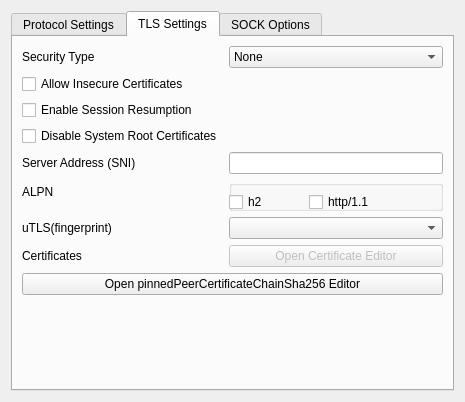
Qt form src/ui/widgets/widgets/StreamSettingsWidget.ui (iRhonin/Qv2ray) before a commit.
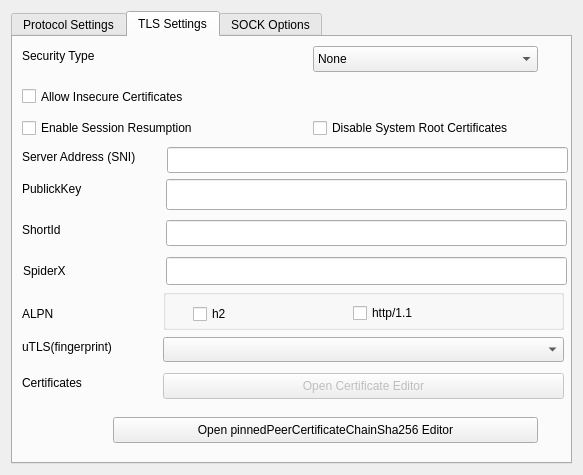
The same form after that commit.

What changed in the file:
```diff
--- a/src/ui/widgets/widgets/StreamSettingsWidget.ui
+++ b/src/ui/widgets/widgets/StreamSettingsWidget.ui
@@ -6,16 +6,22 @@
    <rect>
     <x>0</x>
     <y>0</y>
-    <width>465</width>
-    <height>402</height>
+    <width>583</width>
+    <height>475</height>
    </rect>
   </property>
   <property name="windowTitle">
    <string>Stream Settings Widget</string>
   </property>
   <layout class="QGridLayout" name="gridLayout">
-   <item row="0" column="1">
+   <item row="0" column="0">
     <widget class="QTabWidget" name="tabWidget">
+     <property name="sizePolicy">
+      <sizepolicy hsizetype="Expanding" vsizetype="Expanding">
+       <horstretch>2</horstretch>
+       <verstretch>2</verstretch>
+      </sizepolicy>
+     </property>
      <property name="currentIndex">
       <number>1</number>
      </property>
@@ -852,16 +858,28 @@
       <attribute name="title">
        <string>TLS Settings</string>
       </attribute>
-      <layout class="QFormLayout" name="formLayout">
-       <item row="0" column="0">
         <widget class="QLabel" name="label_21">
+       <property name="geometry">
+        <rect>
+         <x>9</x>
+         <y>9</y>
+         <width>82</width>
+         <height>20</height>
+        </rect>
+       </property>
          <property name="text">
           <string>Security Type</string>
          </property>
         </widget>
-       </item>
-       <item row="0" column="1">
         <widget class="QComboBox" name="securityTypeCB">
+       <property name="geometry">
+        <rect>
+         <x>300</x>
+         <y>9</y>
+         <width>225</width>
+         <height>26</height>
+        </rect>
+       </property>
          <item>
           <property name="text">
            <string notr="true">None</string>
@@ -878,9 +896,15 @@
           </property>
          </item>
         </widget>
-       </item>
-       <item row="2" column="0">
         <widget class="QCheckBox" name="allowInsecureCB">
+       <property name="geometry">
+        <rect>
+         <x>9</x>
+         <y>47</y>
+         <width>186</width>
+         <height>25</height>
+        </rect>
+       </property>
          <property name="toolTip">
           <string>AllowInsecure is insecure, do not allow insecure.</string>
          </property>
@@ -891,9 +915,15 @@
           <bool>false</bool>
          </property>
         </widget>
-       </item>
-       <item row="3" column="0">
         <widget class="QCheckBox" name="enableSessionResumptionCB">
+       <property name="geometry">
+        <rect>
+         <x>9</x>
+         <y>78</y>
+         <width>194</width>
+         <height>26</height>
+        </rect>
+       </property>
          <property name="text">
           <string>Enable Session Resumption</string>
          </property>
@@ -901,79 +931,31 @@
           <bool>false</bool>
          </property>
         </widget>
-       </item>
-       <item row="4" column="0">
-        <widget class="QCheckBox" name="disableSystemRoot">
-         <property name="text">
-          <string>Disable System Root Certificates</string>
-         </property>
-        </widget>
-       </item>
-       <item row="15" column="0" colspan="2">
         <widget class="QPushButton" name="pinnedPeerCertificateChainSha256Btn">
+       <property name="geometry">
+        <rect>
+         <x>100</x>
+         <y>380</y>
+         <width>425</width>
+         <height>26</height>
+        </rect>
+       </property>
          <property name="text">
           <string>Open pinnedPeerCertificateChainSha256 Editor</string>
          </property>
         </widget>
-       </item>
-       <item row="6" column="1">
-        <widget class="QLineEdit" name="serverNameTxt"/>
-       </item>
-       <item row="6" column="0">
-        <widget class="QLabel" name="label_6">
-         <property name="text">
-          <string>Server Address (SNI)</string>
-         </property>
-        </widget>
-       </item>
-       <item row="8" column="0">
-        <widget class="QLabel" name="label_14">
-         <property name="text">
-          <string>ALPN</string>
-         </property>
-        </widget>
-       </item>
-       <item row="10" column="1">
-        <widget class="QComboBox" name="fingerprintCB">
-         <item>
-          <property name="text">
-           <string/>
-          </property>
-         </item>
-         <item>
-          <property name="text">
-           <string>chrome</string>
-          </property>
-         </item>
-         <item>
-          <property name="text">
-           <string>firefox</string>
-          </property>
-         </item>
-         <item>
-          <property name="text">
-           <string>safari</string>
-          </property>
-         </item>
-         <item>
-          <property name="text">
-           <string>randomized</string>
-          </property>
-         </item>
-        </widget>
-       </item>
-       <item row="10" column="0">
-        <widget class="QLabel" name="label_34">
-         <property name="text">
-          <string>uTLS(fingerprint)</string>
-         </property>
-        </widget>
-       </item>
-       <item row="12" column="1">
         <widget class="QPushButton" name="openCertEditorBtn">
          <property name="enabled">
           <bool>false</bool>
          </property>
+       <property name="geometry">
+        <rect>
+         <x>150</x>
+         <y>336</y>
+         <width>401</width>
+         <height>26</height>
+        </rect>
+       </property>
          <property name="toolTip">
           <string notr="true">Not Implemented</string>
          </property>
@@ -981,16 +963,187 @@
           <string>Open Certificate Editor</string>
          </property>
         </widget>
-       </item>
-       <item row="12" column="0">
         <widget class="QLabel" name="label_9">
+       <property name="geometry">
+        <rect>
+         <x>9</x>
+         <y>336</y>
+         <width>69</width>
+         <height>20</height>
+        </rect>
+       </property>
          <property name="text">
           <string>Certificates</string>
          </property>
         </widget>
+      <widget class="QCheckBox" name="disableSystemRoot">
+       <property name="geometry">
+        <rect>
+         <x>300</x>
+         <y>78</y>
+         <width>221</width>
+         <height>26</height>
+        </rect>
+       </property>
+       <property name="text">
+        <string>Disable System Root Certificates</string>
+       </property>
+      </widget>
+      <widget class="QLabel" name="label_34">
+       <property name="geometry">
+        <rect>
+         <x>9</x>
+         <y>300</y>
+         <width>104</width>
+         <height>20</height>
+        </rect>
+       </property>
+       <property name="text">
+        <string>uTLS(fingerprint)</string>
+       </property>
+      </widget>
+      <widget class="QComboBox" name="fingerprintCB">
+       <property name="geometry">
+        <rect>
+         <x>150</x>
+         <y>300</y>
+         <width>401</width>
+         <height>25</height>
+        </rect>
+       </property>
+       <item>
+        <property name="text">
+         <string/>
+        </property>
        </item>
-       <item row="8" column="1">
+       <item>
+        <property name="text">
+         <string>chrome</string>
+        </property>
+       </item>
+       <item>
+        <property name="text">
+         <string>firefox</string>
+        </property>
+       </item>
+       <item>
+        <property name="text">
+         <string>safari</string>
+        </property>
+       </item>
+       <item>
+        <property name="text">
+         <string>ios</string>
+        </property>
+       </item>
+       <item>
+        <property name="text">
+         <string>android</string>
+        </property>
+       </item>
+       <item>
+        <property name="text">
+         <string>edge</string>
+        </property>
+       </item>
+       <item>
+        <property name="text">
+         <string>randomized</string>
+        </property>
+       </item>
+      </widget>
+      <widget class="QLabel" name="label_14">
+       <property name="geometry">
+        <rect>
+         <x>9</x>
+         <y>267</y>
+         <width>33</width>
+         <height>20</height>
+        </rect>
+       </property>
+       <property name="text">
+        <string>ALPN</string>
+       </property>
+      </widget>
+      <widget class="QLabel" name="label_6">
+       <property name="geometry">
+        <rect>
+         <x>9</x>
+         <y>110</y>
+         <width>123</width>
+         <height>20</height>
+        </rect>
+       </property>
+       <property name="text">
+        <string>Server Address (SNI)</string>
+       </property>
+      </widget>
+      <widget class="QLineEdit" name="serverNameTxt">
+       <property name="geometry">
+        <rect>
+         <x>154</x>
+         <y>110</y>
+         <width>401</width>
+         <height>26</height>
+        </rect>
+       </property>
+       <property name="sizePolicy">
+        <sizepolicy hsizetype="Expanding" vsizetype="Expanding">
+         <horstretch>0</horstretch>
+         <verstretch>0</verstretch>
+        </sizepolicy>
+       </property>
+      </widget>
+      <widget class="QLabel" name="label_35">
+       <property name="geometry">
+        <rect>
+         <x>9</x>
+         <y>142</y>
+         <width>68</width>
+         <height>20</height>
+        </rect>
+       </property>
+       <property name="text">
+        <string>PublickKey</string>
+       </property>
+      </widget>
+      <widget class="QLineEdit" name="publicKeyTxt">
+       <property name="geometry">
+        <rect>
+         <x>153</x>
+         <y>142</y>
+         <width>401</width>
+         <height>31</height>
+        </rect>
+       </property>
+       <property name="sizePolicy">
+        <sizepolicy hsizetype="Expanding" vsizetype="Expanding">
+         <horstretch>0</horstretch>
+         <verstretch>0</verstretch>
+        </sizepolicy>
+       </property>
+       <property name="toolTip">
+        <string>&lt;html&gt;&lt;head/&gt;&lt;body&gt;&lt;p&gt;for reality&lt;/p&gt;&lt;/body&gt;&lt;/html&gt;</string>
+       </property>
+       <property name="locale">
+        <locale language="English" country="UnitedStates"/>
+       </property>
+      </widget>
         <widget class="QGroupBox" name="groupBox">
+       <property name="geometry">
+        <rect>
+         <x>150</x>
+         <y>252</y>
+         <width>401</width>
+         <height>41</height>
+        </rect>
+       </property>
+       <property name="minimumSize">
+        <size>
+         <width>0</width>
+         <height>24</height>
+        </size>
+       </property>
          <property name="autoFillBackground">
           <bool>false</bool>
          </property>
@@ -1006,8 +1159,8 @@
          <widget class="QCheckBox" name="alpnH2CB">
           <property name="geometry">
            <rect>
-            <x>0</x>
-            <y>10</y>
+          <x>30</x>
+          <y>13</y>
             <width>82</width>
             <height>24</height>
            </rect>
@@ -1019,8 +1172,8 @@
          <widget class="QCheckBox" name="alpnHttpCB">
           <property name="geometry">
            <rect>
-            <x>80</x>
-            <y>10</y>
+          <x>190</x>
+          <y>12</y>
             <width>82</width>
             <height>24</height>
            </rect>
@@ -1030,8 +1183,67 @@
           </property>
          </widget>
         </widget>
-       </item>
-      </layout>
+      <widget class="QLabel" name="label_36">
+       <property name="geometry">
+        <rect>
+         <x>9</x>
+         <y>183</y>
+         <width>46</width>
+         <height>20</height>
+        </rect>
+       </property>
+       <property name="text">
+        <string>ShortId</string>
+       </property>
+      </widget>
+      <widget class="QLineEdit" name="shortIdTxt">
+       <property name="geometry">
+        <rect>
+         <x>153</x>
+         <y>183</y>
+         <width>401</width>
+         <height>26</height>
+        </rect>
+       </property>
+       <property name="sizePolicy">
+        <sizepolicy hsizetype="Expanding" vsizetype="Expanding">
+         <horstretch>0</horstretch>
+         <verstretch>0</verstretch>
+        </sizepolicy>
+       </property>
+       <property name="toolTip">
+        <string>&lt;html&gt;&lt;head/&gt;&lt;body&gt;&lt;p&gt;for reality&lt;/p&gt;&lt;/body&gt;&lt;/html&gt;</string>
+       </property>
+      </widget>
+      <widget class="QLabel" name="label_37">
+       <property name="geometry">
+        <rect>
+         <x>10</x>
+         <y>224</y>
+         <width>59</width>
+         <height>20</height>
+        </rect>
+       </property>
+       <property name="text">
+        <string>SpiderX</string>
+       </property>
+      </widget>
+      <widget class="QLineEdit" name="spiderXTxt">
+       <property name="geometry">
+        <rect>
+         <x>153</x>
+         <y>220</y>
+         <width>401</width>
+         <height>28</height>
+        </rect>
+       </property>
+       <property name="sizePolicy">
+        <sizepolicy hsizetype="Expanding" vsizetype="Expanding">
+         <horstretch>0</horstretch>
+         <verstretch>0</verstretch>
+        </sizepolicy>
+       </property>
+      </widget>
      </widget>
      <widget class="QWidget" name="tab_2">
       <attribute name="title">
```
Left out of the diff: 5 changed lines with no effect on the pictures. Lines whose indentation alone changed are shown as unchanged.
